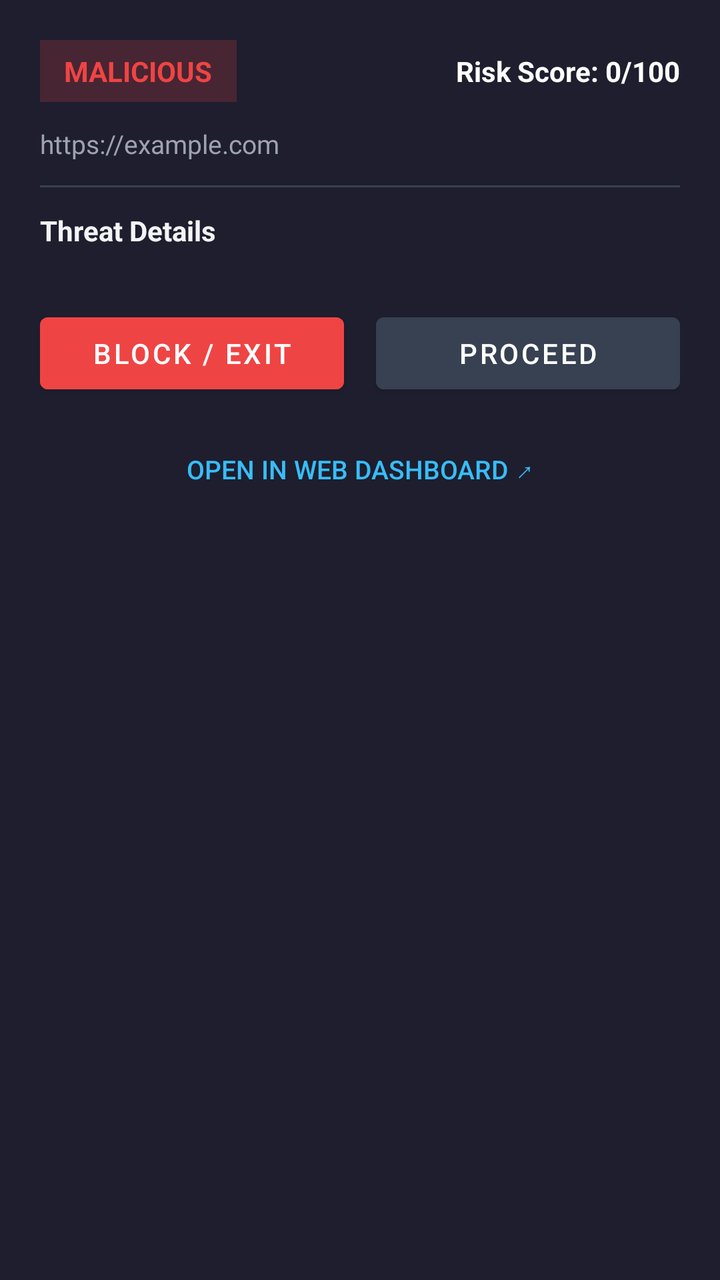
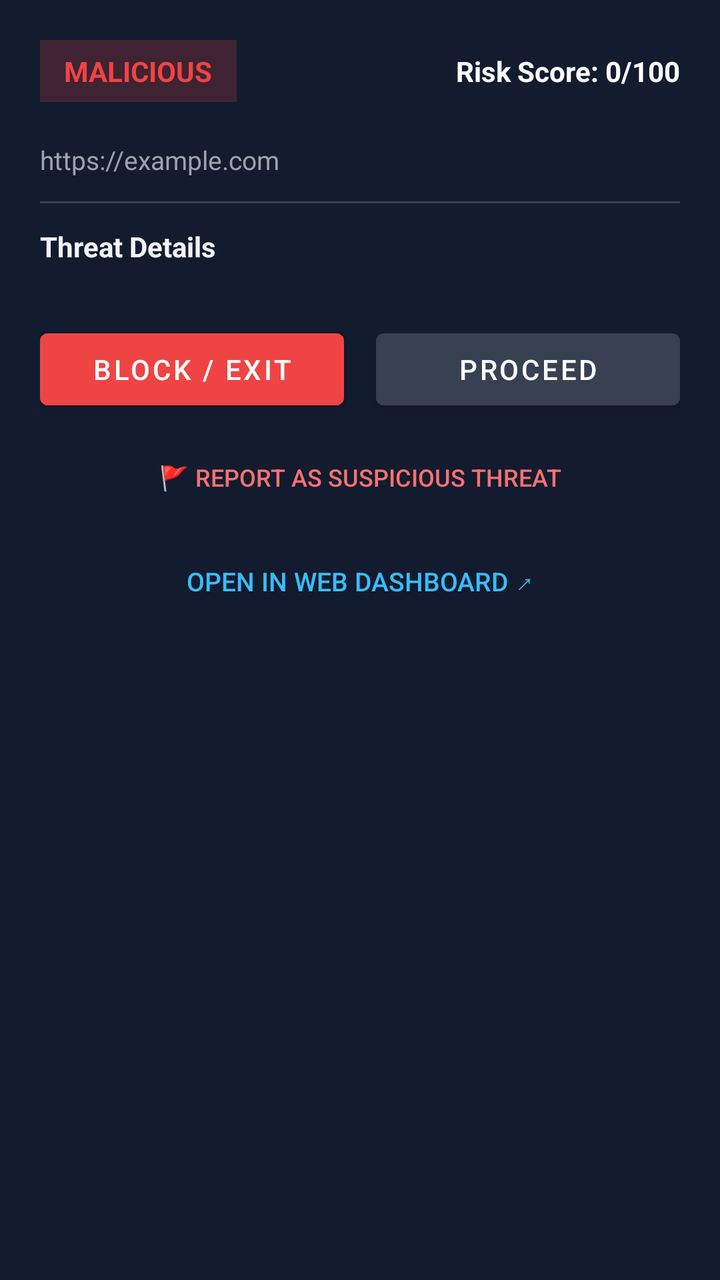

Two renders of the same Android screen: before a commit and after it. Below are the layout's source before the change and the commit's diff.
<!-- AndroidManifest.xml: application theme Theme.CipherScan -->
<!-- res/layout/layout_security_overlay.xml -->
<?xml version="1.0" encoding="utf-8"?>
<androidx.core.widget.NestedScrollView xmlns:android="http://schemas.android.com/apk/res/android"
    android:layout_width="match_parent"
    android:layout_height="wrap_content"
    android:background="#1E1E2E"
    android:padding="20dp">

    <LinearLayout
        android:layout_width="match_parent"
        android:layout_height="wrap_content"
        android:orientation="vertical">

        
        <LinearLayout
            android:layout_width="match_parent"
            android:layout_height="wrap_content"
            android:gravity="center_vertical"
            android:orientation="horizontal">

            <TextView
                android:id="@+id/tvVerdictBadge"
                android:layout_width="wrap_content"
                android:layout_height="wrap_content"
                android:background="#33EF4444"
                android:paddingHorizontal="12dp"
                android:paddingVertical="6dp"
                android:text="MALICIOUS"
                android:textColor="#EF4444"
                android:textSize="14sp"
                android:textStyle="bold" />

            <View
                android:layout_width="0dp"
                android:layout_height="0dp"
                android:layout_weight="1" />

            <TextView
                android:id="@+id/tvRiskScore"
                android:layout_width="wrap_content"
                android:layout_height="wrap_content"
                android:text="Risk Score: 0/100"
                android:textColor="#FFFFFF"
                android:textSize="14sp"
                android:textStyle="bold" />
        </LinearLayout>

        
        <TextView
            android:id="@+id/tvTargetUrl"
            android:layout_width="match_parent"
            android:layout_height="wrap_content"
            android:layout_marginTop="12dp"
            android:ellipsize="middle"
            android:singleLine="true"
            android:text="https://example.com"
            android:textColor="#9CA3AF"
            android:textSize="13sp" />

        <View
            android:layout_width="match_parent"
            android:layout_height="1dp"
            android:layout_marginVertical="12dp"
            android:background="#374151" />

        
        <TextView
            android:layout_width="wrap_content"
            android:layout_height="wrap_content"
            android:text="Threat Details"
            android:textColor="#F3F4F6"
            android:textSize="14sp"
            android:textStyle="bold" />

        <LinearLayout
            android:id="@+id/containerThreatReasons"
            android:layout_width="match_parent"
            android:layout_height="wrap_content"
            android:layout_marginTop="8dp"
            android:orientation="vertical" />

        
        <ImageView
            android:id="@+id/ivScreenshotPreview"
            android:layout_width="match_parent"
            android:layout_height="180dp"
            android:layout_marginTop="12dp"
            android:adjustViewBounds="true"
            android:background="#111827"
            android:scaleType="fitCenter"
            android:visibility="gone" />

        
        <LinearLayout
            android:layout_width="match_parent"
            android:layout_height="wrap_content"
            android:layout_marginTop="20dp"
            android:orientation="horizontal">

            <Button
                android:id="@+id/btnCancel"
                android:layout_width="0dp"
                android:layout_height="wrap_content"
                android:layout_marginEnd="8dp"
                android:layout_weight="1"
                android:backgroundTint="#EF4444"
                android:text="Block / Exit"
                android:textColor="#FFFFFF" />

            <Button
                android:id="@+id/btnProceedAnyway"
                android:layout_width="0dp"
                android:layout_height="wrap_content"
                android:layout_marginStart="8dp"
                android:layout_weight="1"
                android:backgroundTint="#374151"
                android:text="Proceed"
                android:textColor="#FFFFFF" />
        </LinearLayout>

        
        <Button
            android:id="@+id/btnViewOnWebDashboard"
            style="?android:attr/borderlessButtonStyle"
            android:layout_width="match_parent"
            android:layout_height="wrap_content"
            android:layout_marginTop="10dp"
            android:text="Open in Web Dashboard ↗"
            android:textColor="#38BDF8"
            android:textSize="13sp" />
    </LinearLayout>
</androidx.core.widget.NestedScrollView>
<!-- resources referenced by this layout -->
<resources>
  <style name="Theme.CipherScan" parent="Theme.MaterialComponents.DayNight.NoActionBar">
          <item name="colorPrimary">@color/accent_cyan</item>
          <item name="colorPrimaryDark">@color/background_deep</item>
          <item name="colorAccent">@color/accent_purple</item>
          <item name="android:windowBackground">@color/background_deep</item>
          <item name="android:statusBarColor" tools:targetApi="21">@color/background_deep</item>
      </style>
  <color name="accent_cyan">#00D4FF</color>
  <color name="background_deep">#0A0E1A</color>
  <color name="accent_purple">#7C3AED</color>
</resources>

<!-- the commit's change to res/layout/layout_security_overlay.xml (unified diff, before → after) -->
@@ -2,7 +2,7 @@
 <androidx.core.widget.NestedScrollView xmlns:android="http://schemas.android.com/apk/res/android"
     android:layout_width="match_parent"
     android:layout_height="wrap_content"
-    android:background="#1E1E2E"
+    android:background="#131B2E"
     android:padding="20dp">
 
     <LinearLayout
@@ -45,16 +45,103 @@
         </LinearLayout>
 
         
+        <LinearLayout
+            android:id="@+id/containerIntelBadges"
+            android:layout_width="match_parent"
+            android:layout_height="wrap_content"
+            android:layout_marginTop="10dp"
+            android:orientation="horizontal">
+
+            <TextView
+                android:id="@+id/tvCacheBadge"
+                android:layout_width="wrap_content"
+                android:layout_height="wrap_content"
+                android:layout_marginEnd="6dp"
+                android:background="#2206B6D4"
+                android:paddingHorizontal="8dp"
+                android:paddingVertical="3dp"
+                android:text="⚡ Instant Cache"
+                android:textColor="#22D3EE"
+                android:textSize="11sp"
+                android:visibility="gone" />
+
+            <TextView
+                android:id="@+id/tvTrustedDomainBadge"
+                android:layout_width="wrap_content"
+                android:layout_height="wrap_content"
+                android:layout_marginEnd="6dp"
+                android:background="#2210B981"
+                android:paddingHorizontal="8dp"
+                android:paddingVertical="3dp"
+                android:text="⭐ Trusted Domain"
+                android:textColor="#34D399"
+                android:textSize="11sp"
+                android:visibility="gone" />
+
+            <TextView
+                android:id="@+id/tvCommunityTrustBadge"
+                android:layout_width="wrap_content"
+                android:layout_height="wrap_content"
+                android:background="#228B5CF6"
+                android:paddingHorizontal="8dp"
+                android:paddingVertical="3dp"
+                android:text="👥 Community Trust"
+                android:textColor="#A78BFA"
+                android:textSize="11sp"
+                android:visibility="gone" />
+        </LinearLayout>
+
+        
         <TextView
             android:id="@+id/tvTargetUrl"
             android:layout_width="match_parent"
             android:layout_height="wrap_content"
-            android:layout_marginTop="12dp"
+            android:layout_marginTop="10dp"
             android:ellipsize="middle"
             android:singleLine="true"
             android:text="https://example.com"
             android:textColor="#9CA3AF"
             android:textSize="13sp" />
+
+        
+        <LinearLayout
+            android:id="@+id/containerUpiAlert"
+            android:layout_width="match_parent"
+            android:layout_height="wrap_content"
+            android:layout_marginTop="12dp"
+            android:background="#1E1B4B"
+            android:orientation="vertical"
+            android:padding="12dp"
+            android:visibility="gone">
+
+            <TextView
+                android:id="@+id/tvUpiTitle"
+                android:layout_width="wrap_content"
+                android:layout_height="wrap_content"
+                android:text="💳 UPI Payment Verification"
+                android:textColor="#C084FC"
+                android:textSize="13sp"
+                android:textStyle="bold" />
+
+            <TextView
+                android:id="@+id/tvUpiDetails"
+                android:layout_width="match_parent"
+                android:layout_height="wrap_content"
+                android:layout_marginTop="4dp"
+                android:textColor="#E2E8F0"
+                android:textSize="12sp" />
+
+            <TextView
+                android:id="@+id/tvUpiWarning"
+                android:layout_width="match_parent"
+                android:layout_height="wrap_content"
+                android:layout_marginTop="6dp"
+                android:background="#33EF4444"
+                android:padding="8dp"
+                android:textColor="#FCA5A5"
+                android:textSize="11sp"
+                android:visibility="gone" />
+        </LinearLayout>
 
         <View
             android:layout_width="match_parent"
@@ -119,11 +206,22 @@
 
         
         <Button
+            android:id="@+id/btnReportThreat"
+            style="?android:attr/borderlessButtonStyle"
+            android:layout_width="match_parent"
+            android:layout_height="wrap_content"
+            android:layout_marginTop="6dp"
+            android:text="🚩 Report as Suspicious Threat"
+            android:textColor="#F87171"
+            android:textSize="12sp" />
+
+        
+        <Button
             android:id="@+id/btnViewOnWebDashboard"
             style="?android:attr/borderlessButtonStyle"
             android:layout_width="match_parent"
             android:layout_height="wrap_content"
-            android:layout_marginTop="10dp"
+            android:layout_marginTop="4dp"
             android:text="Open in Web Dashboard ↗"
             android:textColor="#38BDF8"
             android:textSize="13sp" />
